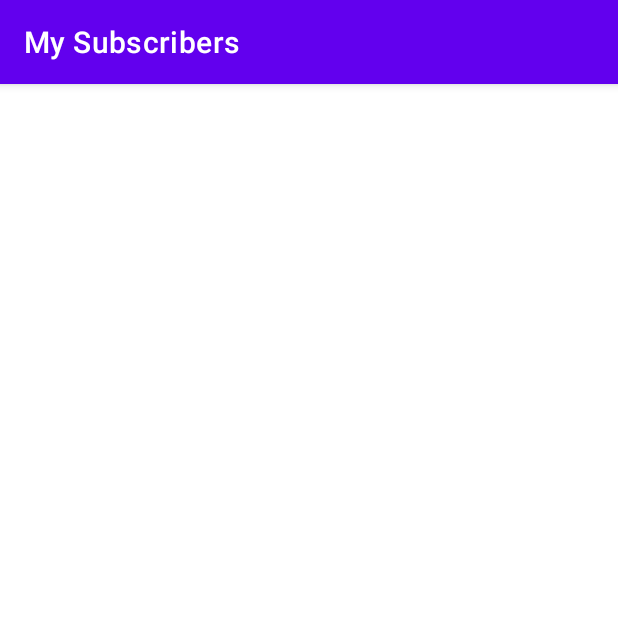
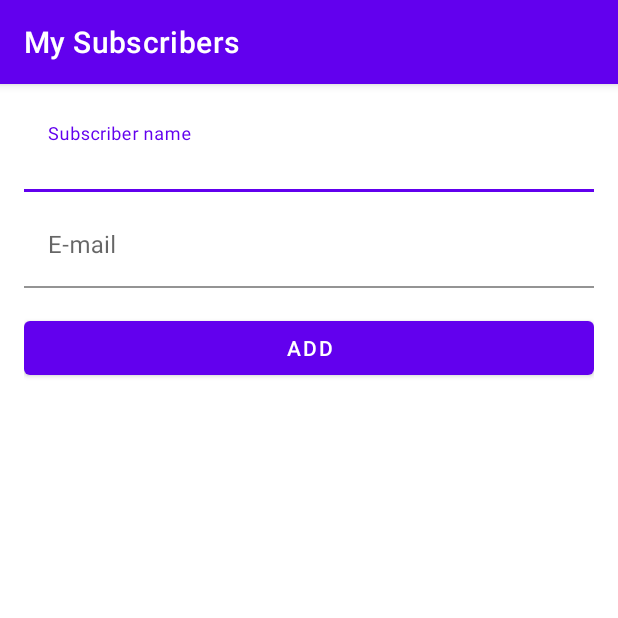
Before and after one commit to LucasCabralDevv/MySubscribersRoom, an Android app: the screen it shows after launch (MainActivity), on a phone screen of 412 x 824 dp, the top half of it. Run offline under Robolectric (Android 15) with nearby library versions, the phone set to English and light mode, and no system bars.

Commit message:
Tela de cadastro criada.

```diff
--- a/app/build.gradle
+++ b/app/build.gradle
@@ -39,6 +39,9 @@ dependencies {
     implementation 'androidx.appcompat:appcompat:1.2.0'
     implementation 'com.google.android.material:material:1.3.0'
     implementation 'androidx.constraintlayout:constraintlayout:2.0.4'
+    implementation 'androidx.legacy:legacy-support-v4:1.0.0'
+    implementation 'androidx.lifecycle:lifecycle-livedata-ktx:2.2.0'
+    implementation 'androidx.lifecycle:lifecycle-viewmodel-ktx:2.2.0'
 
     def nav_version = "2.3.3"
     implementation "androidx.navigation:navigation-fragment-ktx:$nav_version"
--- /dev/null
+++ b/app/src/main/java/com/lucascabral/mysubscribers/ui/subscriber/SubscriberFragment.kt
@@ -0,0 +1,19 @@
+package com.lucascabral.mysubscribers.ui.subscriber
+
+import android.os.Bundle
+import androidx.fragment.app.Fragment
+import android.view.LayoutInflater
+import android.view.View
+import android.view.ViewGroup
+import com.lucascabral.mysubscribers.R
+
+class SubscriberFragment : Fragment() {
+
+    private lateinit var viewModel: SubscriberViewModel
+
+    override fun onCreateView(inflater: LayoutInflater, container: ViewGroup?,
+                              savedInstanceState: Bundle?): View? {
+        return inflater.inflate(R.layout.subscriber_fragment, container, false)
+    }
+
+}
--- /dev/null
+++ b/app/src/main/java/com/lucascabral/mysubscribers/ui/subscriber/SubscriberViewModel.kt
@@ -0,0 +1,7 @@
+package com.lucascabral.mysubscribers.ui.subscriber
+
+import androidx.lifecycle.ViewModel
+
+class SubscriberViewModel : ViewModel() {
+    // TODO: Implement the ViewModel
+}
--- /dev/null
+++ b/app/src/main/res/layout/subscriber_fragment.xml
@@ -0,0 +1,56 @@
+<?xml version="1.0" encoding="utf-8"?>
+<androidx.constraintlayout.widget.ConstraintLayout xmlns:android="http://schemas.android.com/apk/res/android"
+    xmlns:app="http://schemas.android.com/apk/res-auto"
+    xmlns:tools="http://schemas.android.com/tools"
+    android:layout_width="match_parent"
+    android:layout_height="match_parent"
+    android:padding="16dp"
+    tools:context=".ui.subscriber.SubscriberFragment">
+
+
+    <com.google.android.material.textfield.TextInputLayout
+        android:id="@+id/subscriberNameInputLayout"
+        android:layout_width="0dp"
+        android:layout_height="wrap_content"
+        app:layout_constraintEnd_toEndOf="parent"
+        app:layout_constraintStart_toStartOf="parent"
+        app:layout_constraintTop_toTopOf="parent">
+
+        <com.google.android.material.textfield.TextInputEditText
+            android:id="@+id/subscriberNameInputEditText"
+            android:layout_width="match_parent"
+            android:layout_height="wrap_content"
+            android:background="@color/white"
+            android:hint="@string/subscribers_name_hint"
+            android:inputType="textCapSentences" />
+    </com.google.android.material.textfield.TextInputLayout>
+
+    <com.google.android.material.textfield.TextInputLayout
+        android:id="@+id/subscriberEmailInputLayout"
+        android:layout_width="0dp"
+        android:layout_height="wrap_content"
+        android:layout_marginTop="8dp"
+        app:layout_constraintEnd_toEndOf="parent"
+        app:layout_constraintStart_toStartOf="parent"
+        app:layout_constraintTop_toBottomOf="@id/subscriberNameInputLayout">
+
+        <com.google.android.material.textfield.TextInputEditText
+            android:id="@+id/subscriberEmailInputEditText"
+            android:layout_width="match_parent"
+            android:layout_height="wrap_content"
+            android:background="@color/white"
+            android:hint="@string/subscriber_email_hint"
+            android:inputType="textEmailAddress" />
+    </com.google.android.material.textfield.TextInputLayout>
+
+    <Button
+        android:id="@+id/subscriberButton"
+        android:layout_width="0dp"
+        android:layout_height="wrap_content"
+        android:layout_marginTop="16dp"
+        android:text="@string/subscriber_add_button_text"
+        app:layout_constraintEnd_toEndOf="parent"
+        app:layout_constraintStart_toStartOf="parent"
+        app:layout_constraintTop_toBottomOf="@id/subscriberEmailInputLayout" />
+
+</androidx.constraintlayout.widget.ConstraintLayout>
--- a/app/src/main/res/navigation/main_graph.xml
+++ b/app/src/main/res/navigation/main_graph.xml
@@ -1,5 +1,13 @@
 <?xml version="1.0" encoding="utf-8"?>
 <navigation xmlns:android="http://schemas.android.com/apk/res/android"
-    xmlns:app="http://schemas.android.com/apk/res-auto" android:id="@+id/main_graph">
+    xmlns:app="http://schemas.android.com/apk/res-auto"
+    xmlns:tools="http://schemas.android.com/tools"
+    android:id="@+id/main_graph"
+    app:startDestination="@id/subscriberFragment">
 
+    <fragment
+        android:id="@+id/subscriberFragment"
+        android:name="com.lucascabral.mysubscribers.ui.subscriber.SubscriberFragment"
+        android:label="@string/subscriber_title"
+        tools:layout="@layout/subscriber_fragment" />
 </navigation>
--- a/app/src/main/res/values/strings.xml
+++ b/app/src/main/res/values/strings.xml
@@ -1,3 +1,9 @@
 <resources>
     <string name="app_name">My Subscribers</string>
+
+    Subscriber Fragment
+    <string name="subscribers_name_hint">Subscriber name</string>
+    <string name="subscriber_email_hint">E-mail</string>
+    <string name="subscriber_add_button_text">Add</string>
+    <string name="subscriber_title">Subscriber</string>
 </resources>
```
